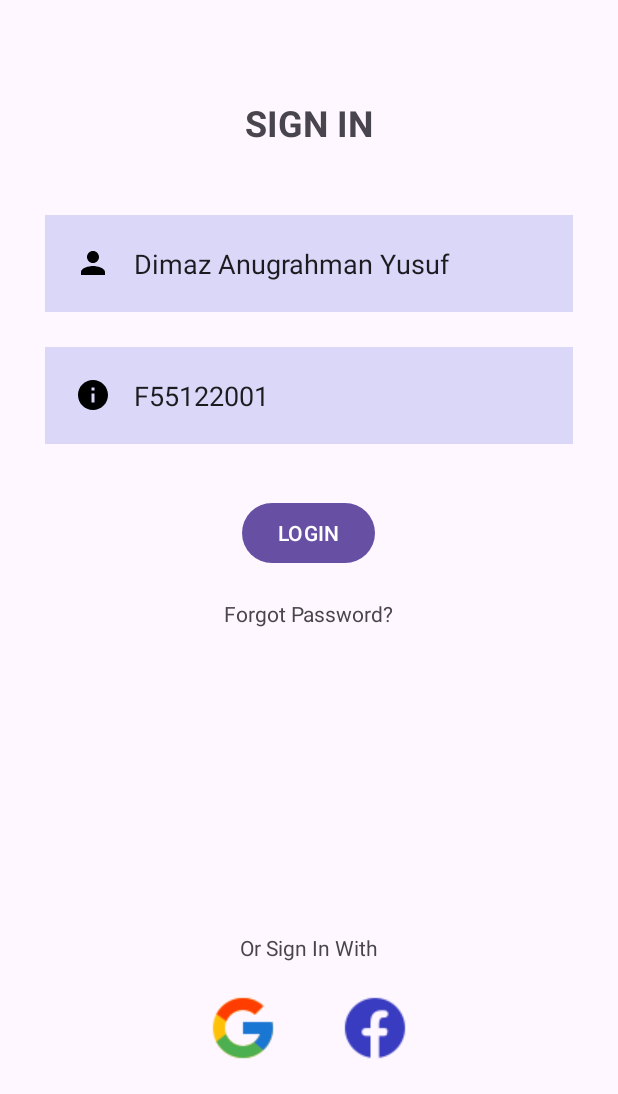
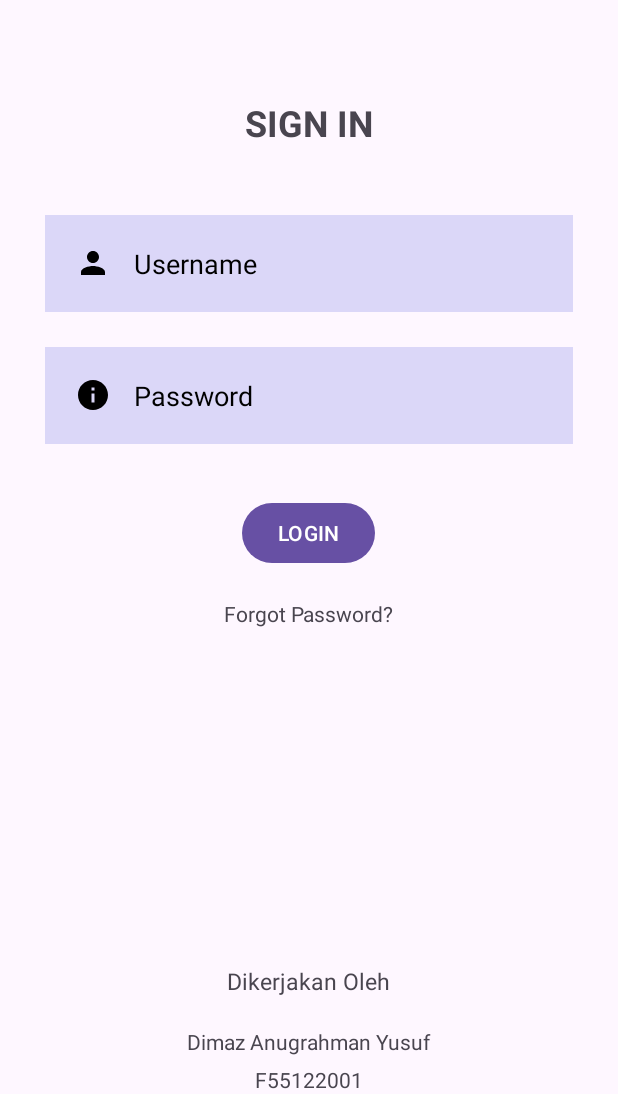
Before and after one commit to DmzAng/Hello-World-Login, an Android app: the screen it shows after launch (MainActivity), on a phone screen of 412 x 824 dp, the part 142-1236 px from its top. Run offline under Robolectric (Android 15) with nearby library versions, the phone set to English and light mode, and no system bars.

Commit message:
Second Commit

```diff
--- a/app/src/main/java/com/dimaz/aplikasisederhana/MainActivity.java
+++ b/app/src/main/java/com/dimaz/aplikasisederhana/MainActivity.java
@@ -2,6 +2,11 @@ package com.dimaz.aplikasisederhana;
 
 import androidx.appcompat.app.AppCompatActivity;
 import android.os.Bundle;
+import android.view.View;
+import android.widget.TextView;
+import android.widget.Toast;
+
+import com.google.android.material.button.MaterialButton;
 
 public class MainActivity extends AppCompatActivity {
 
@@ -9,5 +14,25 @@ public class MainActivity extends AppCompatActivity {
     protected void onCreate(Bundle savedInstanceState) {
         super.onCreate(savedInstanceState);
         setContentView(R.layout.activity_main);
+
+        TextView username =(TextView) findViewById(R.id.username);
+        TextView password =(TextView) findViewById(R.id.password);
+
+        MaterialButton loginbtn =(MaterialButton) findViewById(R.id.loginbtn);
+
+//      login test
+
+        loginbtn.setOnClickListener(new View.OnClickListener() {
+            @Override
+            public void onClick(View view) {
+                if (username.getText().toString().equals("Mahasiswa") && password.getText().toString().equals("123456")){
+//                    benar
+                    Toast.makeText(MainActivity.this, "Login Berhasil", Toast.LENGTH_SHORT).show(); }
+                else
+//                    salah
+                    Toast.makeText(MainActivity.this, "Login Gagal", Toast.LENGTH_SHORT).show();
+                }
+
+        });
     }
 }
--- a/app/src/main/res/layout/activity_main.xml
+++ b/app/src/main/res/layout/activity_main.xml
@@ -40,7 +40,7 @@
         android:drawableLeft="@drawable/baseline_person_24"
         android:drawablePadding="15dp"
         android:padding="20dp"
-        android:text="Dimaz Anugrahman Yusuf"
+        android:hint="Username"
         android:textColorHint="@color/black" />
 
     <EditText
@@ -53,11 +53,12 @@
         android:layout_marginEnd="30dp"
         android:layout_marginBottom="10dp"
         android:padding="20dp"
-        android:text="F55122001"
+        android:hint="Password"
         android:textColorHint="@color/black"
         android:background="#30474AD8"
         android:drawableLeft="@drawable/baseline_info_24"
-        android:drawablePadding="15dp"/>
+        android:drawablePadding="15dp"
+        android:inputType="textPassword"/>
 
     <com.google.android.material.button.MaterialButton
         android:layout_width="wrap_content"
@@ -80,32 +81,33 @@
     <TextView
         android:layout_width="wrap_content"
         android:layout_height="wrap_content"
-        android:text="Or Sign In With"
-        android:layout_above="@id/socialicon"
+        android:text="Dikerjakan Oleh"
+        android:layout_above="@+id/namaku"
         android:layout_centerHorizontal="true"
+        android:textSize="15sp"
         />
 
-    <LinearLayout
-        android:layout_width="match_parent"
+    <TextView
+        android:layout_width="wrap_content"
         android:layout_height="wrap_content"
-        android:id="@+id/socialicon"
+        android:text="Dimaz Anugrahman Yusuf"
+        android:layout_marginTop="20dp"
+        android:layout_marginBottom="25dp"
+        android:textSize="14sp"
         android:layout_alignParentBottom="true"
-        android:gravity="center">
+        android:layout_centerHorizontal="true"
+        android:id="@+id/namaku" />
 
-        <ImageView
-            android:layout_width="48dp"
-            android:layout_height="48dp"
-            android:layout_margin="20dp"
-            android:src="@drawable/google"/>
+    <TextView
+        android:layout_width="wrap_content"
+        android:layout_height="wrap_content"
+        android:text="F55122001"
+        android:layout_marginTop="20dp"
+        android:textSize="14sp"
+        android:layout_alignParentBottom="true"
+        android:layout_centerHorizontal="true"
+        android:id="@+id/stambuku" />
 
-        <ImageView
-            android:layout_width="48dp"
-            android:layout_height="48dp"
-            android:layout_margin="20dp"
-            android:src="@drawable/facebook"/>
-
-
-    </LinearLayout>
 
 
 
```
